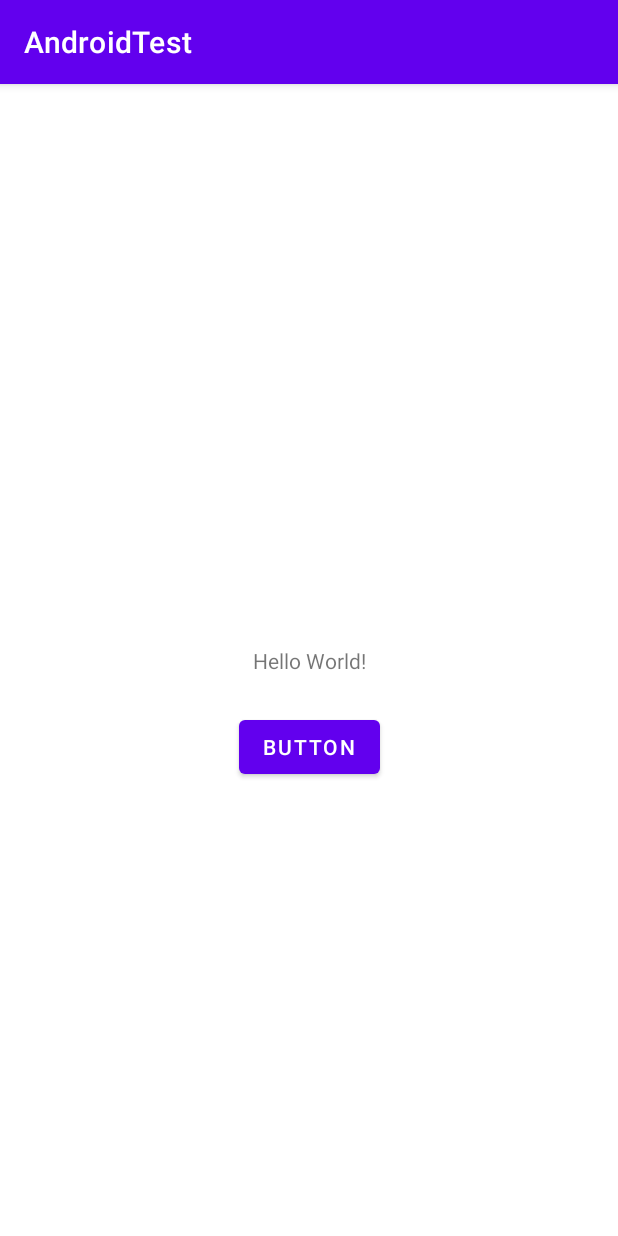
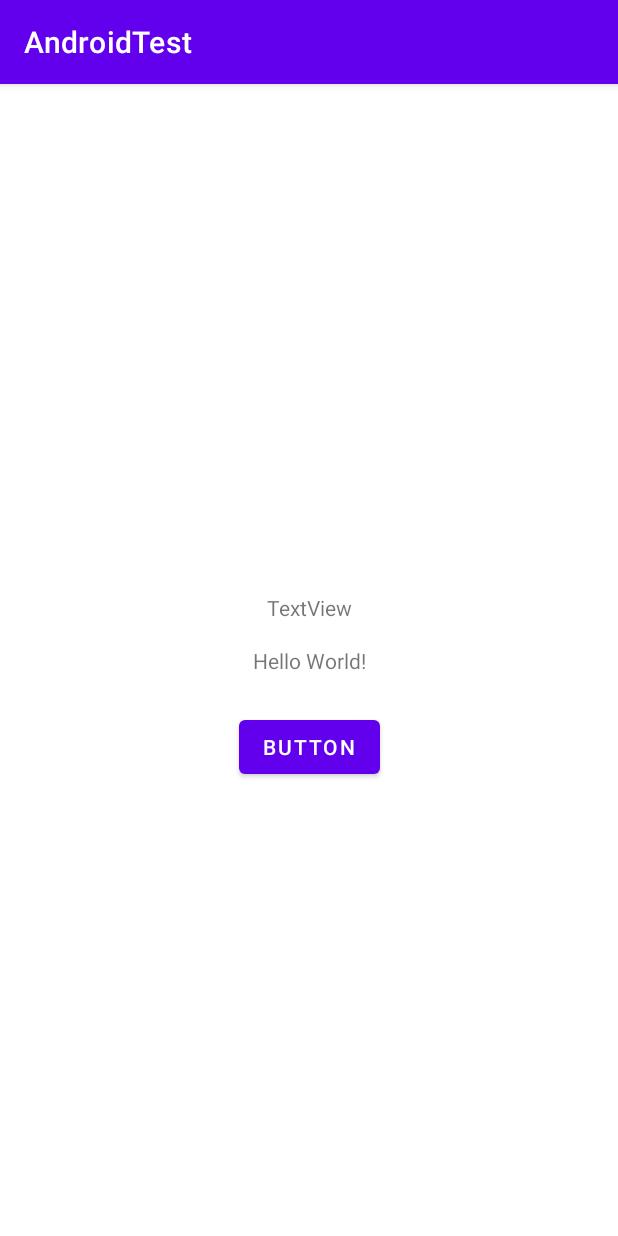
Before and after one commit to erdeee/AndroidTest, an Android app: the screen it shows after launch (MainActivity), on a phone screen of 412 x 824 dp. Run offline under Robolectric (Android 15) with nearby library versions, the phone set to English and light mode, and no system bars.

Commit message:
added a text field

```diff
--- a/app/src/main/res/layout/activity_main.xml
+++ b/app/src/main/res/layout/activity_main.xml
@@ -27,4 +27,15 @@
         app:layout_constraintStart_toStartOf="parent"
         app:layout_constraintTop_toBottomOf="@+id/textView" />
 
+    <TextView
+        android:id="@+id/textView2"
+        android:layout_width="wrap_content"
+        android:layout_height="wrap_content"
+        android:layout_marginBottom="16dp"
+        android:text="TextView"
+        app:layout_constraintBottom_toTopOf="@+id/textView"
+        app:layout_constraintEnd_toEndOf="parent"
+        app:layout_constraintHorizontal_bias="0.5"
+        app:layout_constraintStart_toStartOf="parent" />
+
 </androidx.constraintlayout.widget.ConstraintLayout>
```
